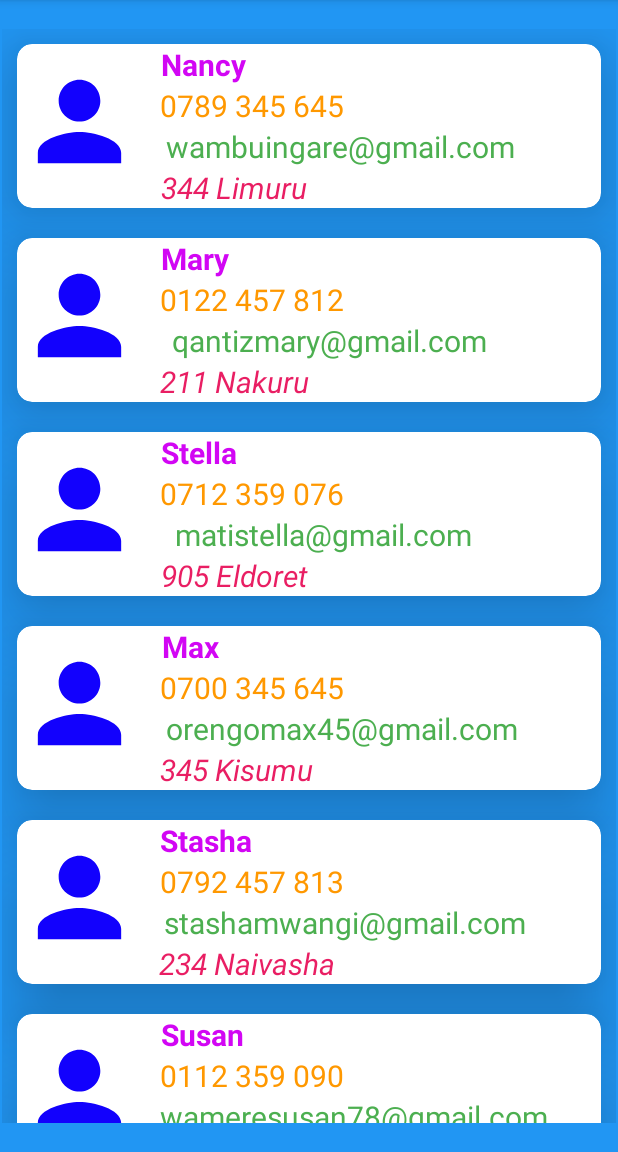
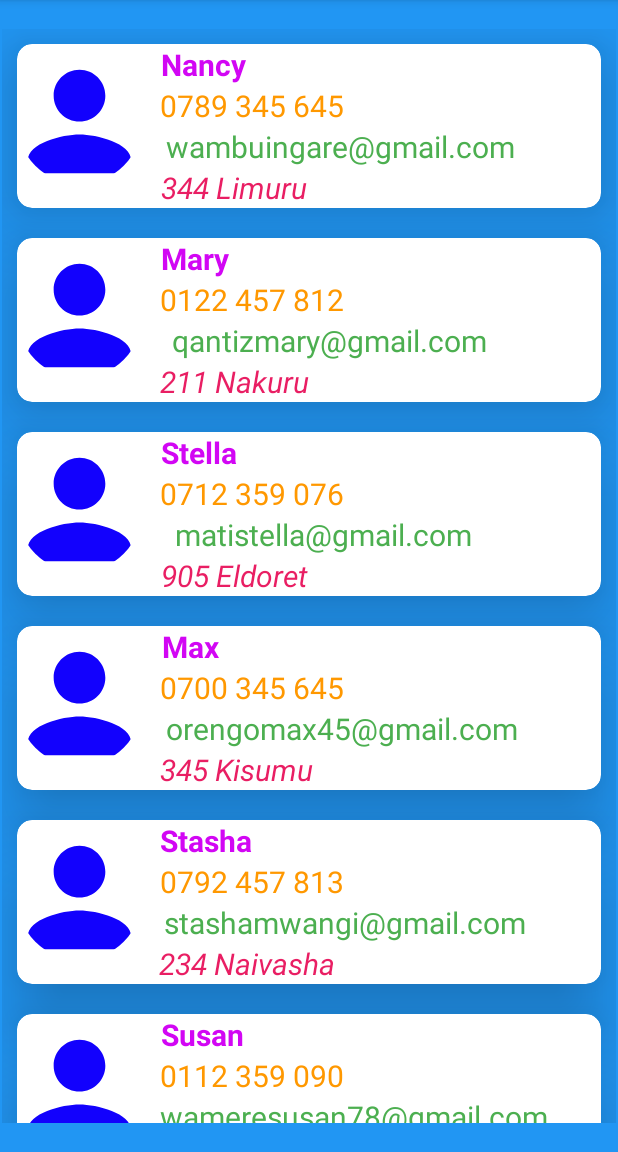
Before and after one commit to wambuingare/Contacts, an Android app: the screen it shows after launch (MainActivity), on a phone screen of 412 x 824 dp, the part 84-1236 px from its top. Run offline under Robolectric (Android 15) with nearby library versions, the phone set to English and light mode, and no system bars; our stand-ins replace CircleImageView, Picasso; pictures from the network do not load.

Commit message:
Add changes

```diff
--- a/app/build.gradle
+++ b/app/build.gradle
@@ -43,4 +43,6 @@ dependencies {
     testImplementation 'junit:junit:4.13.2'
     androidTestImplementation 'androidx.test.ext:junit:1.1.3'
     androidTestImplementation 'androidx.test.espresso:espresso-core:3.4.0'
-}
+    implementation 'com.squareup.picasso:picasso:2.8'
+    implementation 'de.hdodenhof:circleimageview:3.1.0'
+    }
--- a/app/src/main/AndroidManifest.xml
+++ b/app/src/main/AndroidManifest.xml
@@ -2,6 +2,7 @@
 <manifest xmlns:android="http://schemas.android.com/apk/res/android"
     xmlns:tools="http://schemas.android.com/tools"
     package="dev.nancy.contacts">
+    <uses-permission android:name="android.permission.INTERNET"/>
 
     <application
         android:allowBackup="true"
--- a/app/src/main/java/dev/nancy/contacts/ContactsRvAdapter.kt
+++ b/app/src/main/java/dev/nancy/contacts/ContactsRvAdapter.kt
@@ -7,32 +7,38 @@ import android.view.ViewGroup
 import android.widget.TextView
 import androidx.appcompat.view.menu.MenuView
 import androidx.recyclerview.widget.RecyclerView
+import com.squareup.picasso.Picasso
+import dev.nancy.contacts.databinding.ContactListItemBinding
 
 class ContactsRvAdapter(var contactsList: List<contacts>):
     RecyclerView.Adapter<ContactsViewHolder>(){
     override fun onCreateViewHolder(parent: ViewGroup, viewType: Int): ContactsViewHolder {
-        var itemView=LayoutInflater.from(parent.context).inflate(R.layout.contact_list_item,parent,false)
-        return ContactsViewHolder(itemView)
+        var binding= ContactListItemBinding
+            .inflate(LayoutInflater.from(parent.context),parent,false)
+        return ContactsViewHolder(binding)
     }
 
     override fun onBindViewHolder(holder: ContactsViewHolder, position: Int) {
         var currentcontacts = contactsList.get(position)
-        holder.tvName.text=currentcontacts.name
-        holder.tvPhonenumber.text=currentcontacts.phonenumber
-        holder.tvEmail.text=currentcontacts.email
-        holder.tvAddress.text=currentcontacts.address
+        holder.binding.tvName.text = currentcontacts.name
+        holder.binding.tvPhonenumber.text = currentcontacts.phonenumber
+        holder.binding.tvEmail.text = currentcontacts.email
+        holder.binding.tvAddress.text = currentcontacts.address
+        Picasso.get()
+            .load(currentcontacts.image)
+            .resize(300,300)
+            .centerCrop()
+            .placeholder(R.drawable.ic_baseline_person_24)
+            .into(holder.binding.imageView)
+
     }
-
     override fun getItemCount(): Int {
         return contactsList.size
 
     }
 }
 
-class ContactsViewHolder(itemView:View) : RecyclerView.ViewHolder(itemView){
-    var tvName=itemView.findViewById<TextView>(R.id.tvName)
-    var tvPhonenumber=itemView.findViewById<TextView>(R.id.tvPhonenumber)
-    var tvEmail=itemView.findViewById<TextView>(R.id.tvEmail)
-    var tvAddress=itemView.findViewById<TextView>(R.id.tvAddress)
+class ContactsViewHolder(val binding: ContactListItemBinding) :
+    RecyclerView.ViewHolder(binding.root){
 
 }
--- a/app/src/main/java/dev/nancy/contacts/MainActivity.kt
+++ b/app/src/main/java/dev/nancy/contacts/MainActivity.kt
@@ -14,30 +14,31 @@ class MainActivity : AppCompatActivity() {
         displayContacts()
     }
     fun displayContacts() {
-        var contact=contacts("Nancy", "0789 345 645", "wambuingare@gmail.com", "344 Limuru")
-        var contact1=contacts("Mary", "0122 457 812", "qantizmary@gmail.com", "211 Nakuru")
-        var contact2=contacts("Stella", "0712 359 076", "matistella@gmail.com", "905 Eldoret")
-        var contact3=contacts("Max", "0700 345 645", "orengomax45@gmail.com", "345 Kisumu")
-        var contact4=contacts("Stasha", "0792 457 813", "stashamwangi@gmail.com", "234 Naivasha")
-        var contact5=contacts("Susan", "0112 359 090", "wameresusan78@gmail.com", "067 Machakos")
-        var contact6=contacts("Jackie", "0192 434 517", "jackieappiah@gmail.com", "178 Kiambu")
-        var contact7=contacts("Victor", "0145 595 640", "vanvictor78@gmail.com", "103 Migori")
-        var contacts8=contacts("Abi", "0754 123 450","wairimuabigael@gmail.com", "12 Marsabit")
-        var contacts9=contacts("Isaac","0123 345 098","kabueisaac13@gmail.com","099 Kahawa Sukari")
-        var contacts10=contacts("Janice", "0789 678 789","ndembujane45@gmail.com", "34 LavingTon")
-        var contacts11=contacts("Becky",  "07900 897 564","wanguirebecca12@gmail.com","556 Nyeri")
-        var contacts12=contacts("Mary",  "0756 098 567","wangarimonicah09@gmail.com","75 Westlands")
-        var contacts13=contacts("Joe", "0908 345 456","njugushjoe455@gmail.com","123 Roysambu")
-        var contacts14=contacts("Andrea",  "0789 345 567","mumbiandrea34@gmail.com","60 Kasarani")
-        var contacts15=contacts("Tess", "0123 234 456","muthoniteresiah70@gmail.com","78 Thika")
+        var contact=contacts("Nancy", "0789 345 645", "wambuingare@gmail.com", "344 Limuru","https://media.istockphoto.com/photos/excited-woman-wearing-rainbow-cardigan-picture-id1327495437?b=1&k=20&m=1327495437&s=170667a&w=0&h=Vbl-XLyAnBoTkyGXXi-X1CFzuSHlNcn-dqB-sCosxFo=")
+        var contact1=contacts("Mary", "0122 457 812", "qantizmary@gmail.com", "211 Nakuru", "https://images.unsplash.com/photo-1517598024396-46c53fb391a1?ixlib=rb-1.2.1&ixid=MnwxMjA3fDB8MHxzZWFyY2h8NXx8YWZyaWNhbiUyMGltYWdlc3xlbnwwfHwwfHw%3D&auto=format&fit=crop&w=500&q=60")
+        var contact2=contacts("Stella", "0712 359 076", "matistella@gmail.com", "905 Eldoret", "https://images.unsplash.com/photo-1644502934571-c9fe89d4cde0?ixlib=rb-1.2.1&ixid=MnwxMjA3fDB8MHxzZWFyY2h8MjB8fGFmcmljYW4lMjBpbWFnZXN8ZW58MHx8MHx8&auto=format&fit=crop&w=500&q=60")
+        var contact3=contacts("Max", "0700 345 645", "orengomax45@gmail.com", "345 Kisumu","https://images.unsplash.com/photo-1533729406352-547e97a7a8a1?ixlib=rb-1.2.1&ixid=MnwxMjA3fDB8MHxzZWFyY2h8MTl8fGFmcmljYW4lMjBpbWFnZXN8ZW58MHx8MHx8&auto=format&fit=crop&w=500&q=60")
+        var contact4=contacts("Stasha", "0792 457 813", "stashamwangi@gmail.com", "234 Naivasha","https://images.unsplash.com/photo-1560800452-f2d475982b96?ixlib=rb-1.2.1&ixid=MnwxMjA3fDB8MHxzZWFyY2h8MjF8fGFmcmljYW4lMjBpbWFnZXN8ZW58MHx8MHx8&auto=format&fit=crop&w=500&q=60")
+        var contact5=contacts("Susan", "0112 359 090", "wameresusan78@gmail.com", "067 Machakos", "https://images.unsplash.com/photo-1617712634544-b270f8ab29ee?ixlib=rb-1.2.1&ixid=MnwxMjA3fDB8MHxzZWFyY2h8MTh8fGFmcmljYW4lMjBpbWFnZXN8ZW58MHx8MHx8&auto=format&fit=crop&w=500&q=60")
+        var contact6=contacts("Jackie", "0192 434 517", "jackieappiah@gmail.com", "178 Kiambu", "https://images.unsplash.com/photo-1623982940710-ee76fe4b9281?ixlib=rb-1.2.1&ixid=MnwxMjA3fDB8MHxzZWFyY2h8MzR8fGFmcmljYW4lMjBpbWFnZXN8ZW58MHx8MHx8&auto=format&fit=crop&w=500&q=60")
+        var contact7=contacts("Victor", "0145 595 640", "vanvictor78@gmail.com", "103 Migori", "https://images.unsplash.com/photo-1519278290-80967b99ea2d?ixlib=rb-1.2.1&ixid=MnwxMjA3fDB8MHxzZWFyY2h8Mzh8fGFmcmljYW4lMjBpbWFnZXN8ZW58MHx8MHx8&auto=format&fit=crop&w=500&q=60")
+        var contacts8=contacts("Abi", "0754 123 450","wairimuabigael@gmail.com", "12 Marsabit", "https://images.unsplash.com/photo-1572568895161-ba8446444d5a?ixlib=rb-1.2.1&ixid=MnwxMjA3fDB8MHxzZWFyY2h8OHx8YWZyaWNhbiUyMGltYWdlc3xlbnwwfHwwfHw%3D&auto=format&fit=crop&w=500&q=60")
+        var contacts9=contacts("Isaac","0123 345 098","kabueisaac13@gmail.com","099 Kahawa Sukari", "https://images.unsplash.com/photo-1644501781471-7c291b03a6c6?ixlib=rb-1.2.1&ixid=MnwxMjA3fDB8MHxzZWFyY2h8MTJ8fGFmcmljYW4lMjBpbWFnZXN8ZW58MHx8MHx8&auto=format&fit=crop&w=500&q=60")
+        var contacts10=contacts("Janice", "0789 678 789","ndembujane45@gmail.com", "34 LavingTon", "https://images.unsplash.com/photo-1517598024396-46c53fb391a1?ixlib=rb-1.2.1&ixid=MnwxMjA3fDB8MHxzZWFyY2h8NXx8YWZyaWNhbiUyMGltYWdlc3xlbnwwfHwwfHw%3D&auto=format&fit=crop&w=500&q=60")
+        var contacts11=contacts("Becky",  "07900 897 564","wanguirebecca12@gmail.com","556 Nyeri", "https://images.unsplash.com/photo-1610473199625-5515de4d26f3?ixlib=rb-1.2.1&ixid=MnwxMjA3fDB8MHxzZWFyY2h8MXx8YWZyaWNhbiUyMGltYWdlc3xlbnwwfHwwfHw%3D&auto=format&fit=crop&w=500&q=60")
+        var contacts12=contacts("Mary",  "0756 098 567","wangarimonicah09@gmail.com","75 Westlands", "https://media.istockphoto.com/photos/cropped-shot-of-an-africanamerican-young-woman-using-smart-phone-at-picture-id1313901506?b=1&k=20&m=1313901506&s=170667a&w=0&h=Dg9qzoAe0pYsBceTUZ6lzaWeUuG3ZQ2WZuLqXvYc718=")
+        var contacts13=contacts("Joe", "0908 345 456","njugushjoe455@gmail.com","123 Roysambu", "https://images.unsplash.com/photo-1610473199625-5515de4d26f3?ixlib=rb-1.2.1&ixid=MnwxMjA3fDB8MHxzZWFyY2h8MXx8YWZyaWNhbiUyMGltYWdlc3xlbnwwfHwwfHw%3D&auto=format&fit=crop&w=500&q=60")
+        var contacts14=contacts("Andrea",  "0789 345 567","mumbiandrea34@gmail.com","60 Kasarani", "https://images.unsplash.com/photo-1572568895161-ba8446444d5a?ixlib=rb-1.2.1&ixid=MnwxMjA3fDB8MHxzZWFyY2h8OHx8YWZyaWNhbiUyMGltYWdlc3xlbnwwfHwwfHw%3D&auto=format&fit=crop&w=500&q=60")
+        var contacts15=contacts("Tess", "0123 234 456","muthoniteresiah70@gmail.com","78 Thika", "https://images.unsplash.com/photo-1644501781471-7c291b03a6c6?ixlib=rb-1.2.1&ixid=MnwxMjA3fDB8MHxzZWFyY2h8MTJ8fGFmcmljYW4lMjBpbWFnZXN8ZW58MHx8MHx8&auto=format&fit=crop&w=500&q=60")
+
 
         var contactlist = listOf(contact, contact1,contact2,contact3,contact4,contact5,contact6,contact7,contacts8,
             contacts9,contacts10,contacts11,contacts12,contacts13,contacts14,contacts15)
 
         var contactAdapter = ContactsRvAdapter(contactlist)
 
-        binding.rvContacts.layoutManager =LinearLayoutManager(this)
-        binding.rvContacts.adapter= contactAdapter
+        binding.ivcontacts.layoutManager =LinearLayoutManager(this)
+        binding.ivcontacts.adapter= contactAdapter
     }
 
 }
--- a/app/src/main/java/dev/nancy/contacts/contacts.kt
+++ b/app/src/main/java/dev/nancy/contacts/contacts.kt
@@ -4,5 +4,6 @@ data class contacts(
     var name:String,
     var phonenumber:String,
     var email:String,
-    var address:String
+    var address:String,
+    var image:String
 )
--- a/app/src/main/res/layout/activity_main.xml
+++ b/app/src/main/res/layout/activity_main.xml
@@ -8,7 +8,7 @@
     tools:context=".MainActivity">
 
     <androidx.recyclerview.widget.RecyclerView
-        android:id="@+id/rvContacts"
+        android:id="@+id/ivcontacts"
         android:layout_width="409dp"
         android:layout_height="729dp"
         android:backgroundTint="#DD0D54"
--- a/app/src/main/res/layout/contact_list_item.xml
+++ b/app/src/main/res/layout/contact_list_item.xml
@@ -13,7 +13,7 @@
         android:layout_height="match_parent"
         >
 
-        <ImageView
+        <de.hdodenhof.circleimageview.CircleImageView
             android:id="@+id/imageView"
             android:layout_width="83dp"
             android:layout_height="103dp"
```
